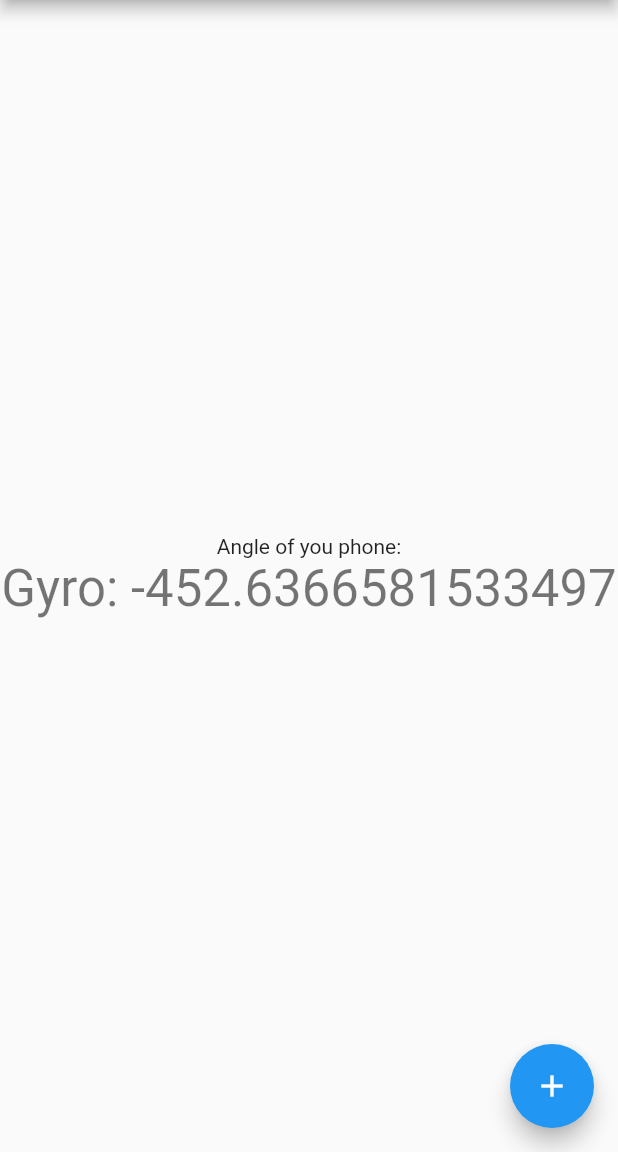
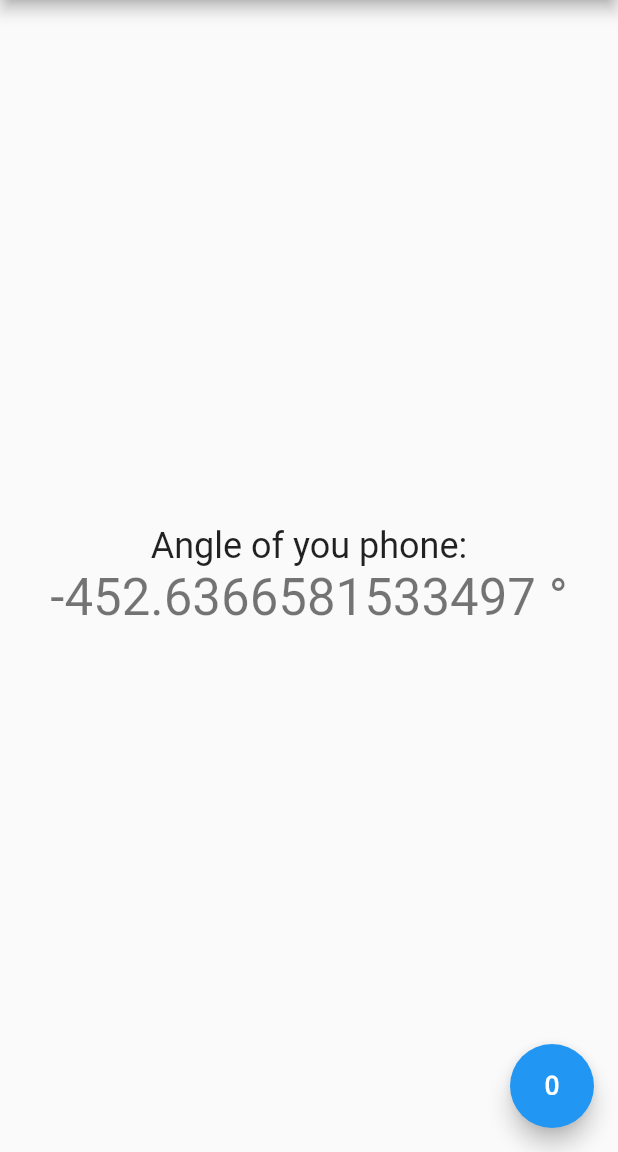
Before and after one commit to Narzgul/Measure, a Flutter app: the screen it shows after launch, on a phone screen of 412 x 824 dp, the part 84-1236 px from its top. Run offline on Flutter 3.47's test engine with Material 2 defaults, Android fonts, the phone set to English and light mode, and no system bars; our stand-ins replace sensors_plus.

```diff
--- a/lib/main.dart
+++ b/lib/main.dart
@@ -81,18 +81,20 @@ class _MyHomePageState extends State<MyHomePage> {
           children: <Widget>[
             Text(
               'Angle of you phone:',
+              style: Theme.of(context).textTheme.headline5,
             ),
             Text(
-              "Gyro: $degValue",
+              "$degValue °",
               style: Theme.of(context).textTheme.headline4,
+              textAlign: TextAlign.center,
             ),
           ],
         ),
       ),
       floatingActionButton: FloatingActionButton(
-        tooltip: 'Increment',
-        onPressed: () {  },
-        child: Icon(Icons.add),
+        tooltip: 'Reset',
+        onPressed: () { radValue = 0; },
+        child: Icon(Icons.exposure_zero),
       ), // This trailing comma makes auto-formatting nicer for build methods.
     );
   }
```
